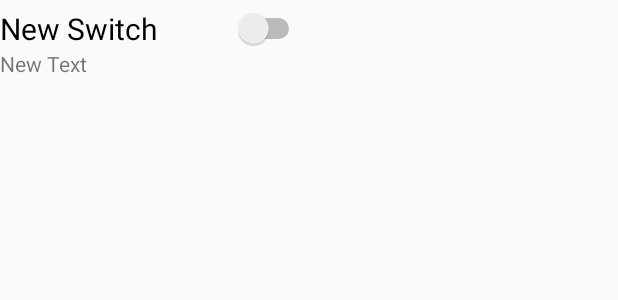
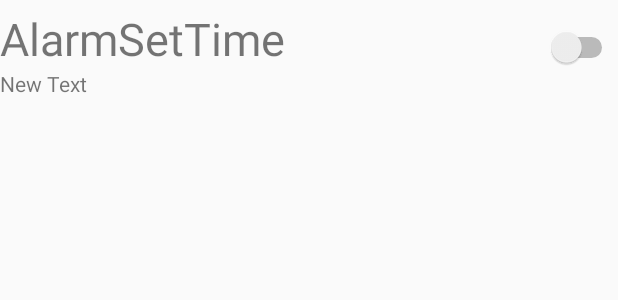
Before and after one commit to ryo-hoshi/alarm, an Android app: the layout list_item.xml on its own in the app's theme, with its tools: preview values and no code run, on a phone screen of 412 x 824 dp. Shown: the top 300 px of the screen. Run offline under Robolectric (Android 15) with nearby library versions, the phone set to English and light mode, and no system bars.

Commit message:
ListFragment mod

```diff
--- a/MyDearLadyAlarm/app/src/main/java/apl/r_m_unt/mydearladyalarm/ItemDetailFragment.java
+++ b/MyDearLadyAlarm/app/src/main/java/apl/r_m_unt/mydearladyalarm/ItemDetailFragment.java
@@ -34,7 +34,8 @@ public class ItemDetailFragment extends Fragment {
     /**
      * The dummy content this fragment is presenting.
      */
-    private AlarmContent.AlarmItem mItem;
+    //private AlarmContent.AlarmItem mItem;
+    private AlarmInfo mItem;
 
     /**
      * Mandatory empty constructor for the fragment manager to instantiate the
--- a/MyDearLadyAlarm/app/src/main/res/layout/list_item.xml
+++ b/MyDearLadyAlarm/app/src/main/res/layout/list_item.xml
@@ -2,7 +2,8 @@
 <LinearLayout xmlns:android="http://schemas.android.com/apk/res/android"
     android:orientation="horizontal"
     android:layout_width="match_parent"
-    android:layout_height="match_parent">
+    android:layout_height="match_parent"
+    android:descendantFocusability="blocksDescendants">
 
     <LinearLayout
         android:orientation="vertical"
@@ -10,19 +11,36 @@
         android:layout_width="match_parent"
         android:layout_height="wrap_content">
 
-        <Switch
-            android:layout_width="wrap_content"
-            android:layout_height="wrap_content"
-            android:text="New Switch"
-            android:textSize="20dp"
-            android:switchPadding="50sp"
-            android:id="@+id/switch_listAlarmTime"
-            android:checked="false" />
+        <LinearLayout
+            android:orientation="horizontal"
+            android:layout_width="match_parent"
+            android:layout_height="wrap_content">
+            <TextView
+                android:layout_width="wrap_content"
+                android:layout_height="wrap_content"
+                android:layout_weight="0.8"
+                android:text="AlarmSetTime"
+                android:textSize="30dp"
+                android:clickable="false"
+                android:focusable="false"
+                android:id="@+id/textView_listAlarmTime" />
+
+            <Switch
+                android:layout_width="wrap_content"
+                android:layout_height="wrap_content"
+                android:layout_weight="0.2"
+                android:gravity="center_vertical"
+                android:text=""
+                android:id="@+id/switch_listAlarmTime"
+                android:checked="false" />
+        </LinearLayout>
 
         <TextView
             android:layout_width="wrap_content"
             android:layout_height="wrap_content"
             android:text="New Text"
+            android:clickable="false"
+            android:focusable="false"
             android:id="@+id/textView_listMemo" />
     </LinearLayout>
 </LinearLayout>
--- a/MyDearLadyAlarm/app/src/main/res/values/strings.xml
+++ b/MyDearLadyAlarm/app/src/main/res/values/strings.xml
@@ -8,9 +8,10 @@
     <string name="alarm_set_snooze">スヌーズ</string>
     <string name="alarm_set_snooze_on">ON</string>
     <string name="alarm_set_snooze_off">OFF</string>
-
     <string name="alarm_set_save">保存</string>
     <string name="alarm_set_cancel">キャンセル</string>
     <string name="alarm_set_delete">削除</string>
 
+    <string name="circle_info_info">サークル情報</string>
+
 </resources>
```
Also changed, not shown: MyDearLadyAlarm/app/src/main/java/apl/r_m_unt/mydearladyalarm/AlarmInfo.java (+29 -5 lines), MyDearLadyAlarm/app/src/main/java/apl/r_m_unt/mydearladyalarm/AlarmInfoAdapter.java (+9 -2 lines), MyDearLadyAlarm/app/src/main/java/apl/r_m_unt/mydearladyalarm/CircleInfoFragment.java (added, +62 -0 lines), MyDearLadyAlarm/app/src/main/java/apl/r_m_unt/mydearladyalarm/ItemListFragment.java (+31 -9 lines), MyDearLadyAlarm/app/src/main/java/apl/r_m_unt/mydearladyalarm/dummy/AlarmContent.java (+41 -29 lines), MyDearLadyAlarm/app/src/main/res/layout/fragment_circle_info.xml (added, +15 -0 lines), MyDearLadyAlarm/app/src/main/res/layout/activity_item_list.xml (line endings or trailing spaces).
